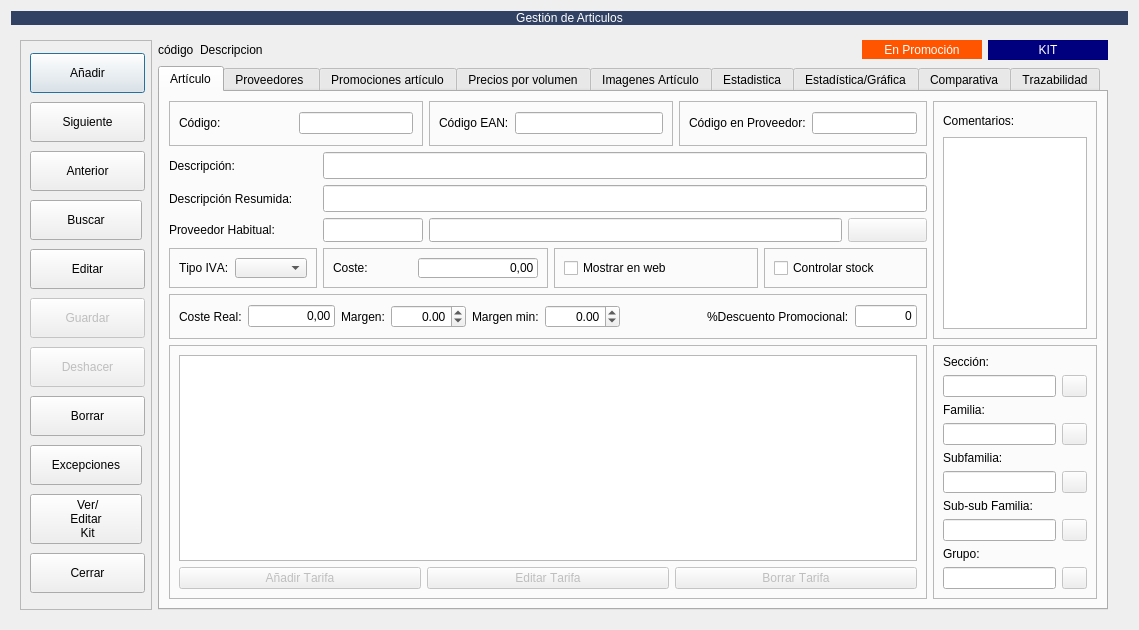
Above: Almacen/frmarticulos.ui from arcnexus/RedFoX before the change. Below: the same form after it.
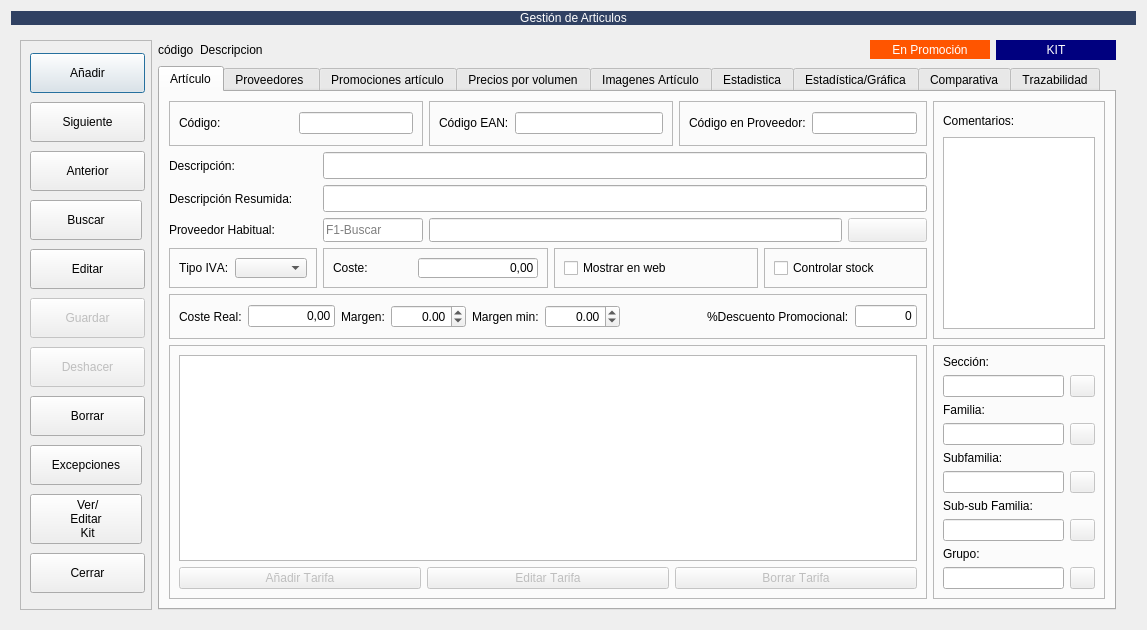
That is the form after the change. Icons and pictures are not drawn. Custom widgets are drawn as their Qt base class.

The edit to the form file:
```diff
--- a/Almacen/frmarticulos.ui
+++ b/Almacen/frmarticulos.ui
@@ -6,7 +6,7 @@
    <rect>
     <x>0</x>
     <y>0</y>
-    <width>1139</width>
+    <width>1147</width>
     <height>630</height>
    </rect>
   </property>
@@ -1096,6 +1096,9 @@
                <height>24</height>
               </size>
              </property>
+             <property name="placeholderText">
+              <string>F1-Buscar</string>
+             </property>
              <property name="locateField" stdset="0">
               <bool>true</bool>
              </property>
```
Left out of the diff: 14 changed lines with no effect on the pictures.
